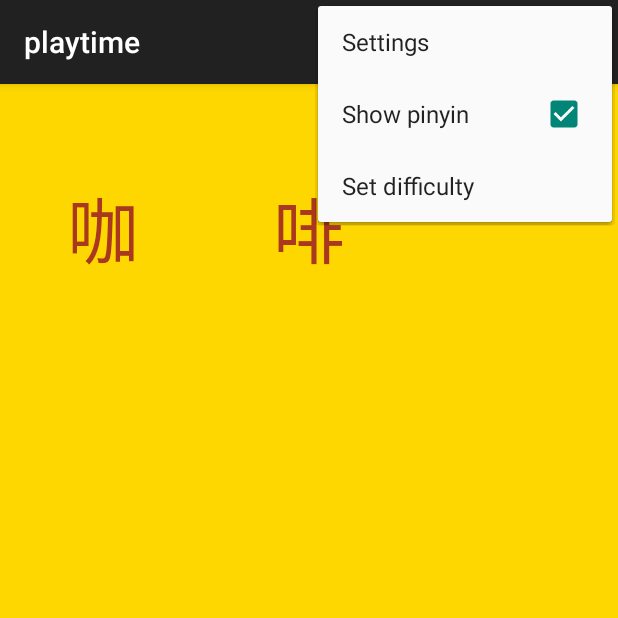
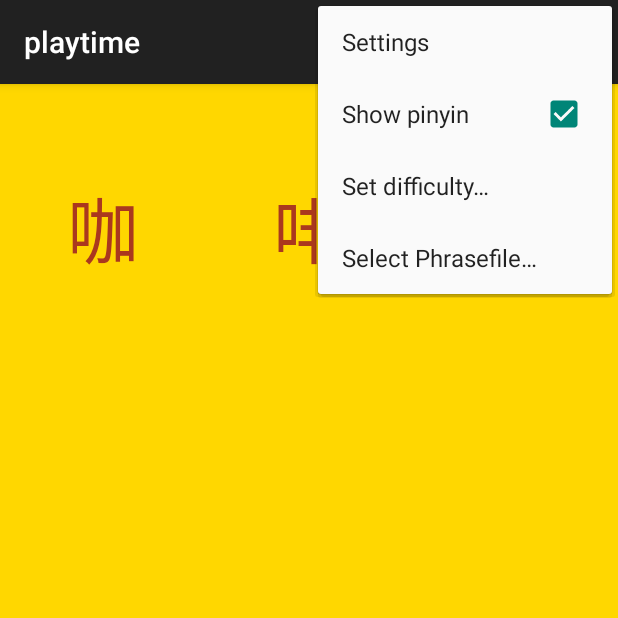
Before and after one commit to shikasu/chinese-android, an Android app: the screen it shows after launch (MainActivity), with the options menu open, on a phone screen of 412 x 824 dp, the top half of it. Run offline under Robolectric (Android 15) with nearby library versions, the phone set to English and light mode, and no system bars; libraries missing offline, so code that uses them is left out: com.github.promeg.pinyinhelper; 1 statement that could not run was skipped.

Commit message:
Add menu item for selecting a phrasefile

```diff
--- a/app/src/main/res/menu/menu_main.xml
+++ b/app/src/main/res/menu/menu_main.xml
@@ -18,4 +18,9 @@
           android:orderInCategory="100"
           app:showAsAction="never"
         />
+    <item android:id="@+id/action_set_phrasefile"
+          android:title="@string/action_set_phrasefile"
+          android:orderInCategory="100"
+          app:showAsAction="never"
+        />
 </menu>
--- a/app/src/main/res/values/strings.xml
+++ b/app/src/main/res/values/strings.xml
@@ -4,7 +4,8 @@
     <string name="change_text">Change text</string>
     <string name="action_settings">Settings</string>
     <string name="action_show_pinyin">Show pinyin</string>
-    <string name="action_set_difficulty">Set difficulty</string>
+    <string name="action_set_difficulty">Set difficulty…</string>
+    <string name="action_set_phrasefile">Select Phrasefile…</string>
     <string name="default_char">我</string>
     <string name="default_pinyin">wŏ</string>
 </resources>
```
Also changed, not shown: app/src/main/java/com/shikasu/playtime/MainActivityFragment.java (+7 -0 lines).
